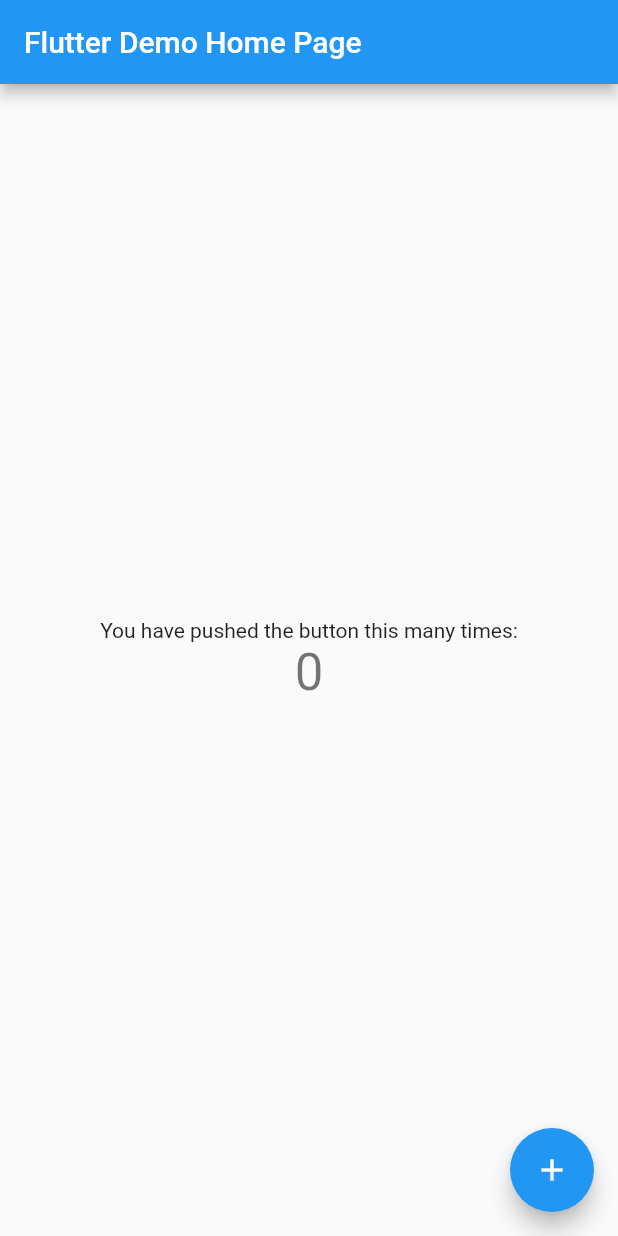
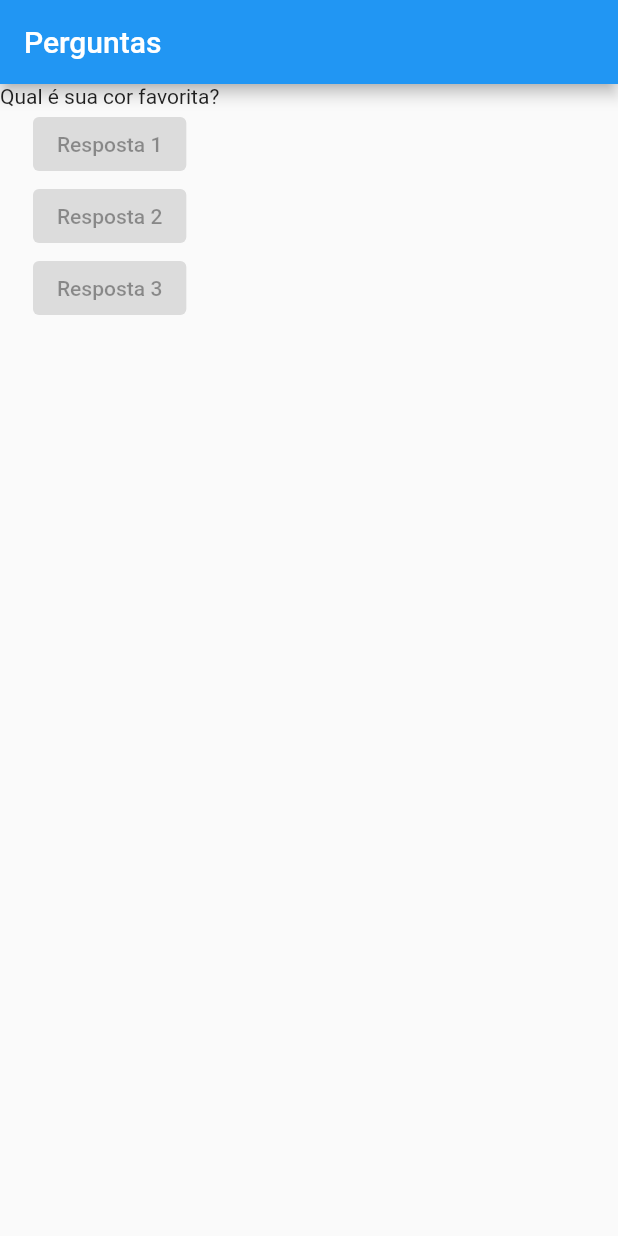
Before and after one commit to DevGabrielPires/flutter-cod3r, a Flutter app: the screen it shows after launch, on a phone screen of 412 x 824 dp. Run offline on Flutter 3.47's test engine with Material 2 defaults, Android fonts, the phone set to English and light mode, and no system bars.

Commit message:
:sparkles: Finalizando aula sobre column

```diff
--- a/projeto_perguntas/lib/main.dart
+++ b/projeto_perguntas/lib/main.dart
@@ -1,115 +1,37 @@
 import 'package:flutter/material.dart';
 
-void main() {
-  runApp(const MyApp());
-}
+main() => runApp(PerguntaApp());
 
-class MyApp extends StatelessWidget {
-  const MyApp({Key? key}) : super(key: key);
-
-  // This widget is the root of your application.
+class PerguntaApp extends StatelessWidget {
   @override
   Widget build(BuildContext context) {
+    final List<String> perguntas = [
+      'Qual é sua cor favorita?',
+      'Qual é sua animal favorito?',
+    ];
+
     return MaterialApp(
-      title: 'Flutter Demo',
-      theme: ThemeData(
-        // This is the theme of your application.
-        //
-        // Try running your application with "flutter run". You'll see the
-        // application has a blue toolbar. Then, without quitting the app, try
-        // changing the primarySwatch below to Colors.green and then invoke
-        // "hot reload" (press "r" in the console where you ran "flutter run",
-        // or simply save your changes to "hot reload" in a Flutter IDE).
-        // Notice that the counter didn't reset back to zero; the application
-        // is not restarted.
-        primarySwatch: Colors.blue,
+        home: Scaffold(
+      appBar: AppBar(
+        title: Text('Perguntas'),
       ),
-      home: const MyHomePage(title: 'Flutter Demo Home Page'),
-    );
+      body: Column(
+        children: [
+          Text(perguntas.elementAt(0)),
+          ElevatedButton(
+            child: Text('Resposta 1'),
+            onPressed: null,
+          ),
+          ElevatedButton(
+            child: Text('Resposta 2'),
+            onPressed: null,
+          ),
+          ElevatedButton(
+            child: Text('Resposta 3'),
+            onPressed: null,
+          ),
+        ],
+      ),
+    ));
   }
 }
-
-class MyHomePage extends StatefulWidget {
-  const MyHomePage({Key? key, required this.title}) : super(key: key);
-
-  // This widget is the home page of your application. It is stateful, meaning
-  // that it has a State object (defined below) that contains fields that affect
-  // how it looks.
-
-  // This class is the configuration for the state. It holds the values (in this
-  // case the title) provided by the parent (in this case the App widget) and
-  // used by the build method of the State. Fields in a Widget subclass are
-  // always marked "final".
-
-  final String title;
-
-  @override
-  State<MyHomePage> createState() => _MyHomePageState();
-}
-
-class _MyHomePageState extends State<MyHomePage> {
-  int _counter = 0;
-
-  void _incrementCounter() {
-    setState(() {
-      // This call to setState tells the Flutter framework that something has
-      // changed in this State, which causes it to rerun the build method below
-      // so that the display can reflect the updated values. If we changed
-      // _counter without calling setState(), then the build method would not be
-      // called again, and so nothing would appear to happen.
-      _counter++;
-    });
-  }
-
-  @override
-  Widget build(BuildContext context) {
-    // This method is rerun every time setState is called, for instance as done
-    // by the _incrementCounter method above.
-    //
-    // The Flutter framework has been optimized to make rerunning build methods
-    // fast, so that you can just rebuild anything that needs updating rather
-    // than having to individually change instances of widgets.
-    return Scaffold(
-      appBar: AppBar(
-        // Here we take the value from the MyHomePage object that was created by
-        // the App.build method, and use it to set our appbar title.
-        title: Text(widget.title),
-      ),
-      body: Center(
-        // Center is a layout widget. It takes a single child and positions it
-        // in the middle of the parent.
-        child: Column(
-          // Column is also a layout widget. It takes a list of children and
-          // arranges them vertically. By default, it sizes itself to fit its
-          // children horizontally, and tries to be as tall as its parent.
-          //
-          // Invoke "debug painting" (press "p" in the console, choose the
-          // "Toggle Debug Paint" action from the Flutter Inspector in Android
-          // Studio, or the "Toggle Debug Paint" command in Visual Studio Code)
-          // to see the wireframe for each widget.
-          //
-          // Column has various properties to control how it sizes itself and
-          // how it positions its children. Here we use mainAxisAlignment to
-          // center the children vertically; the main axis here is the vertical
-          // axis because Columns are vertical (the cross axis would be
-          // horizontal).
-          mainAxisAlignment: MainAxisAlignment.center,
-          children: <Widget>[
-            const Text(
-              'You have pushed the button this many times:',
-            ),
-            Text(
-              '$_counter',
-              style: Theme.of(context).textTheme.headline4,
-            ),
-          ],
-        ),
-      ),
-      floatingActionButton: FloatingActionButton(
-        onPressed: _incrementCounter,
-        tooltip: 'Increment',
-        child: const Icon(Icons.add),
-      ), // This trailing comma makes auto-formatting nicer for build methods.
-    );
-  }
-}
```
